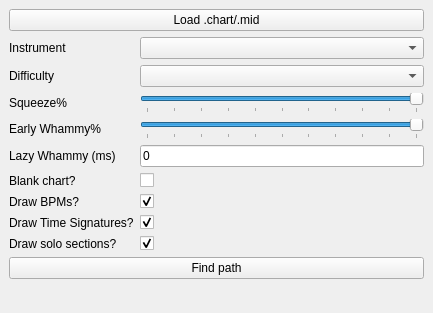
Above: gui/mainwindow.ui from GenericMadScientist/CHOpt before the change. Below: the same form after it.
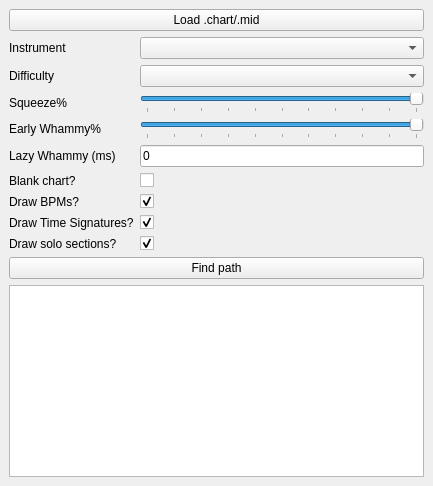
That is the form after the change.

What changed in the file:
```diff
--- a/gui/mainwindow.ui
+++ b/gui/mainwindow.ui
@@ -7,7 +7,7 @@
     <x>0</x>
     <y>0</y>
     <width>433</width>
-    <height>313</height>
+    <height>486</height>
    </rect>
   </property>
   <property name="windowTitle">
@@ -191,6 +191,13 @@
         </property>
        </widget>
       </item>
+      <item row="12" column="0" colspan="2">
+       <widget class="QTextEdit" name="messageBox">
+        <property name="readOnly">
+         <bool>true</bool>
+        </property>
+       </widget>
+      </item>
      </layout>
     </item>
    </layout>
```
